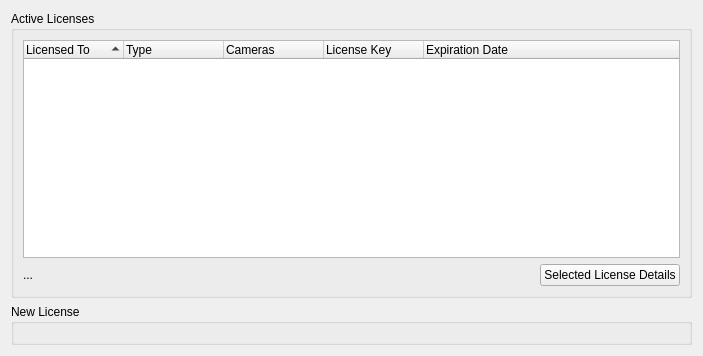
First picture: the form in client/src/ui/widgets/settings/license_manager_widget.ui, repository networkoptix/nx_open, before the edit.
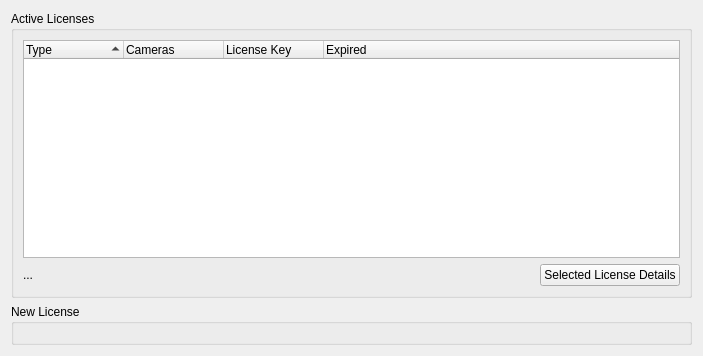
Second picture: the form after the edit. Custom widgets are drawn as their Qt base class.

Commit message:
License wigdet - columns
<==== Mercurial data ====>
Branch: feature/1758

Diff of the .ui file:
```diff
--- a/client/src/ui/widgets/settings/license_manager_widget.ui
+++ b/client/src/ui/widgets/settings/license_manager_widget.ui
@@ -33,16 +33,11 @@
              <bool>true</bool>
             </property>
             <property name="columnCount">
-             <number>5</number>
+             <number>4</number>
             </property>
             <attribute name="headerStretchLastSection">
              <bool>true</bool>
             </attribute>
-            <column>
-             <property name="text">
-              <string>Licensed To</string>
-             </property>
-            </column>
             <column>
              <property name="text">
               <string>Type</string>
@@ -60,7 +55,7 @@
             </column>
             <column>
              <property name="text">
-              <string>Expiration Date</string>
+              <string>Expired</string>
              </property>
             </column>
            </widget>
```
The commit also changes 1 other file.
